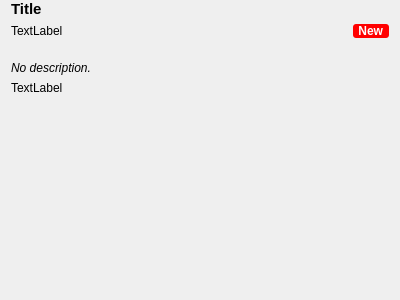
This is podcatcher/Resources/ui/widgets/EpisodeDetailWidget.ui in lostrootpass/alphagem as Qt 5 draws it before an edit. The edited form follows.
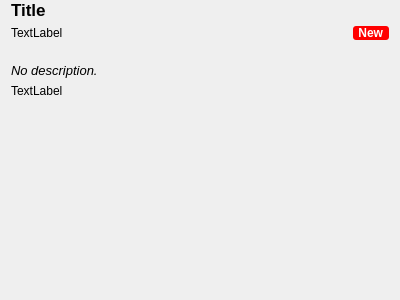
This is the edited form. Custom widgets are drawn as their Qt base class.

Commit message: Fix a few layout quirks

```diff
--- a/podcatcher/Resources/ui/widgets/EpisodeDetailWidget.ui
+++ b/podcatcher/Resources/ui/widgets/EpisodeDetailWidget.ui
@@ -30,7 +30,7 @@
      </property>
      <property name="font">
       <font>
-       <pointsize>11</pointsize>
+       <pointsize>13</pointsize>
        <weight>75</weight>
        <bold>true</bold>
       </font>
@@ -102,7 +102,7 @@
         <x>0</x>
         <y>0</y>
         <width>382</width>
-        <height>230</height>
+        <height>227</height>
        </rect>
       </property>
       <layout class="QVBoxLayout" name="verticalLayout_2">
@@ -117,6 +117,11 @@
            <verstretch>0</verstretch>
           </sizepolicy>
          </property>
+         <property name="font">
+          <font>
+           <pointsize>10</pointsize>
+          </font>
+         </property>
          <property name="text">
           <string>&lt;span style='font-style: italic'&gt;No description.&lt;/span&gt;</string>
          </property>
```
Left out of the diff: 6 changed lines with no effect on the pictures. The commit also changes 3 other files.
